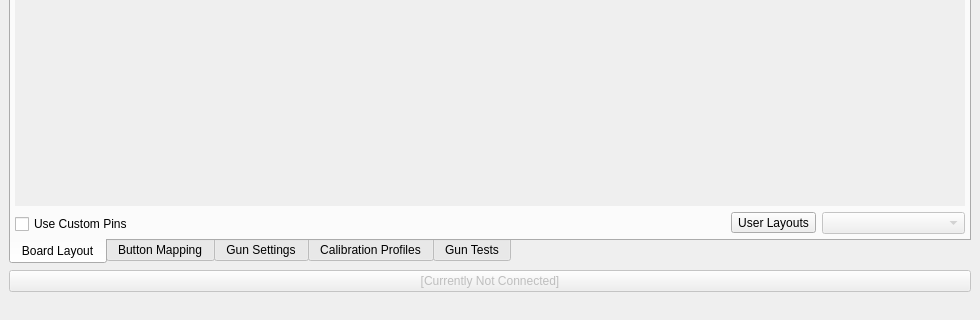
Qt form src/appmainwindow.ui (TeamOpenFIRE/OpenFIRE-App) before a commit; both pictures show x 0 to 980 and y 512 to 832 of the 980 by 832 pixel window.
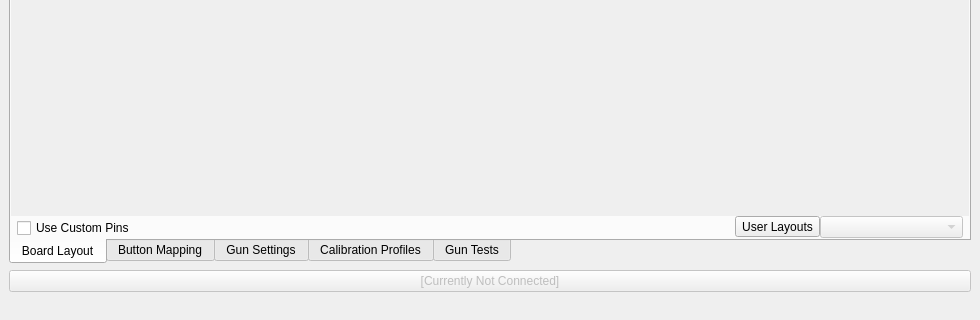
The same form after that commit. Icons and pictures are not drawn.

The edit to the form file:
```diff
--- a/src/appmainwindow.ui
+++ b/src/appmainwindow.ui
@@ -138,17 +138,20 @@
         <string>Board Layout</string>
        </attribute>
        <layout class="QVBoxLayout" name="verticalLayout_6" stretch="0,0">
+        <property name="spacing">
+         <number>0</number>
+        </property>
         <property name="leftMargin">
-         <number>4</number>
+         <number>0</number>
         </property>
         <property name="topMargin">
          <number>0</number>
         </property>
         <property name="rightMargin">
-         <number>4</number>
+         <number>0</number>
         </property>
         <property name="bottomMargin">
-         <number>4</number>
+         <number>0</number>
         </property>
         <item>
          <widget class="QScrollArea" name="pinsScrollArea">
@@ -172,8 +175,8 @@
             <rect>
              <x>0</x>
              <y>0</y>
-             <width>950</width>
-             <height>577</height>
+             <width>958</width>
+             <height>587</height>
             </rect>
            </property>
            <layout class="QHBoxLayout" name="horizontalLayout_3">
@@ -212,6 +215,12 @@
         </item>
         <item>
          <layout class="QHBoxLayout" name="PinsBottomHalf">
+          <property name="leftMargin">
+           <number>6</number>
+          </property>
+          <property name="rightMargin">
+           <number>6</number>
+          </property>
           <item alignment="Qt::AlignBottom">
            <widget class="QCheckBox" name="customPinsEnabled">
             <property name="enabled">
```
Left out of the diff: 16 changed lines with no effect on the pictures.
